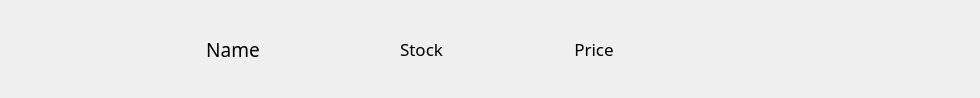
Before: the Qt Designer form ui_files/extra_item.ui in xTheSheep/gui_landwirtschaftliche_fahrzeuge, drawn with Qt 5.
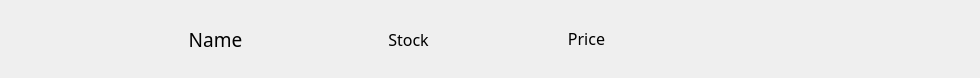
After: the same form once the commit is applied. Icons and pictures are not drawn.

The edit to the form file:
```diff
--- a/ui_files/extra_item.ui
+++ b/ui_files/extra_item.ui
@@ -7,7 +7,7 @@
     <x>0</x>
     <y>0</y>
     <width>980</width>
-    <height>98</height>
+    <height>78</height>
    </rect>
   </property>
   <property name="sizePolicy">
@@ -43,7 +43,7 @@
     background-color: rgba(0, 0, 0, 20); 
 }</string>
   </property>
-  <layout class="QHBoxLayout" name="horizontalLayout_2">
+  <layout class="QVBoxLayout" name="verticalLayout">
    <property name="leftMargin">
     <number>9</number>
    </property>
@@ -81,8 +81,8 @@
         </property>
         <property name="maximumSize">
          <size>
-          <width>120</width>
-          <height>80</height>
+          <width>100</width>
+          <height>60</height>
          </size>
         </property>
         <property name="text">
@@ -103,7 +103,7 @@
        <widget class="QLabel" name="name">
         <property name="font">
          <font>
-          <family>Bahnschrift SemiBold</family>
+          <family>Source Sans Pro SemiBold</family>
           <pointsize>14</pointsize>
          </font>
         </property>
@@ -128,8 +128,8 @@
           <widget class="QLabel" name="stock_pixmap">
            <property name="maximumSize">
             <size>
-             <width>35</width>
-             <height>35</height>
+             <width>25</width>
+             <height>25</height>
             </size>
            </property>
            <property name="font">
@@ -156,8 +156,8 @@
           <widget class="QLabel" name="stock">
            <property name="font">
             <font>
-             <family>Bahnschrift</family>
-             <pointsize>13</pointsize>
+             <family>Source Sans Pro SemiBold</family>
+             <pointsize>12</pointsize>
             </font>
            </property>
            <property name="text">
@@ -175,8 +175,8 @@
        <widget class="QLabel" name="price">
         <property name="font">
          <font>
-          <family>Bahnschrift</family>
-          <pointsize>13</pointsize>
+          <family>Source Sans Pro SemiBold</family>
+          <pointsize>12</pointsize>
          </font>
         </property>
         <property name="styleSheet">
```
Left out of the diff: 4 changed lines with no effect on the pictures.
